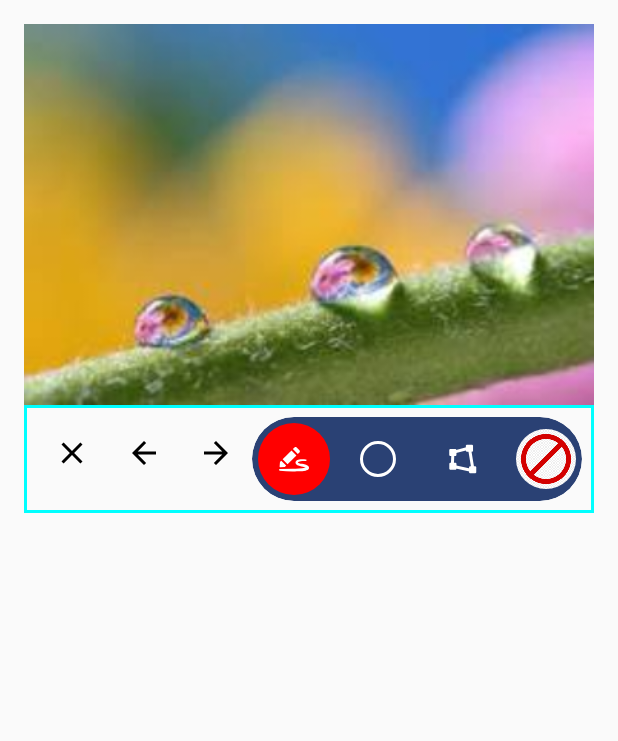
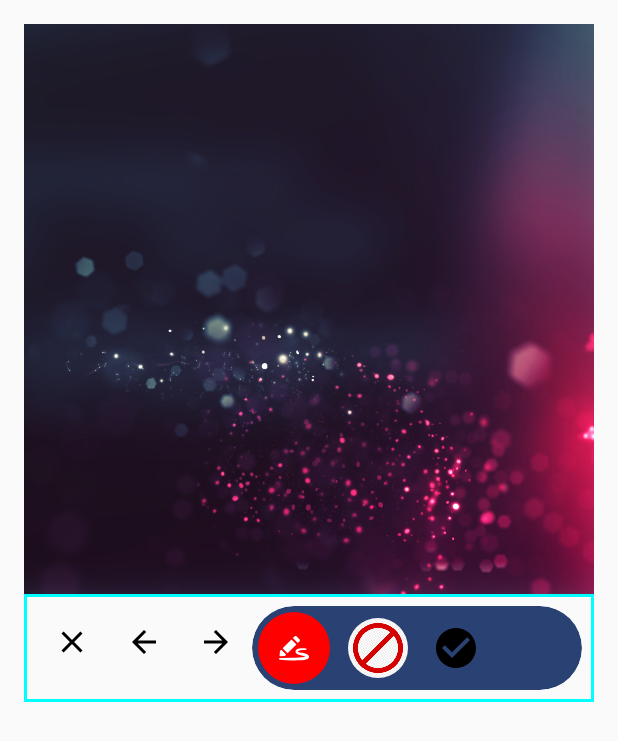
Before and after one commit to DeepanshuPratik/ImageAnnotator, an Android app built with Jetpack Compose: the screen it shows after launch (MainActivity), on a phone screen of 412 x 824 dp. Shown: the top 741 px of the screen. Run offline under Robolectric (Android 15) with nearby library versions, the phone set to English and light mode, and no system bars.

Commit message:
code cleanup

```diff
--- a/app/src/main/java/com/diatech/imageannotator/MainActivity.kt
+++ b/app/src/main/java/com/diatech/imageannotator/MainActivity.kt
@@ -26,17 +26,17 @@ class MainActivity : ComponentActivity() {
         super.onCreate(savedInstanceState)
         setContent {
             ImageAnnotatorTheme {
-                val bitmap : Bitmap = BitmapFactory.decodeResource(resources, R.drawable.images)
+                val bitmap : Bitmap = BitmapFactory.decodeResource(resources, R.drawable.dark_sample)
                 var resultBitmap by remember{
                     mutableStateOf<Bitmap?>(null)
-                }//: Bitmap? = Bitmap.createBitmap(bitmap.width,bitmap.height, Bitmap.Config.ARGB_8888)
+                }
                 Column (
                     modifier = Modifier.fillMaxWidth().padding(16.dp)
                 ){
                     ImageAnnotation(
                         image = bitmap,
-                        wantCircle = true,
-                        wantPolygon = true,
+                        wantCircle = false,
+                        wantPolygon = false,
                         wantDisabledDrawing = true,
                         wantFreeHand = true,
                         polygonResourceId = R.drawable.ic_polygon,
@@ -51,7 +51,6 @@ class MainActivity : ComponentActivity() {
                         ShowBitmap(
                             bitmap = it,
                             modifier = Modifier
-                                //.fillMaxWidth()
                                 .border(2.dp , Color.Red)
                                 .aspectRatio(bitmap.width.toFloat()/bitmap.height.toFloat())
                         )
--- a/imageannotator/src/main/java/com/diatech/imageannotator/ui/components/ImageCanvas.kt
+++ b/imageannotator/src/main/java/com/diatech/imageannotator/ui/components/ImageCanvas.kt
@@ -21,6 +21,7 @@ import androidx.compose.material3.Icon
 import androidx.compose.material3.IconButton
 import androidx.compose.runtime.Composable
 import androidx.compose.runtime.getValue
+import androidx.compose.runtime.mutableFloatStateOf
 import androidx.compose.runtime.mutableStateOf
 import androidx.compose.runtime.remember
 import androidx.compose.runtime.setValue
@@ -48,14 +49,14 @@ fun ImageAnnotation(
     onDone : (Bitmap) -> Unit
 ) {
     val drawing = rememberDrawing()
-    val boxHeightPx by remember { mutableStateOf(0f) }
-    val offset by remember { mutableStateOf(boxHeightPx) }
-    val offsetAnim = animateFloatAsState(targetValue = offset)
-    var scale by remember { mutableStateOf(1f) }
+    val boxHeightPx by remember { mutableFloatStateOf(0f) }
+    val offset by remember { mutableFloatStateOf(boxHeightPx) }
+    val offsetAnim = animateFloatAsState(targetValue = offset, label = "")
+    var scale by remember { mutableFloatStateOf(1f) }
     var zoomOffset by remember { mutableStateOf(Offset.Zero) }
     var bmp by remember { mutableStateOf<Bitmap?>(null) }
-    var height = 0f
-    var width = 0f
+    var viewHeight = 0f
+    var viewWidth = 0f
 
     Column(
         modifier = Modifier.fillMaxWidth()
@@ -66,7 +67,7 @@ fun ImageAnnotation(
                 .aspectRatio(image.width.toFloat() / image.height.toFloat())
                 .graphicsLayer { clip = true }
         ) {
-            val state = rememberTransformableState { zoomChange, panChange, rotationChange ->
+            val state = rememberTransformableState { zoomChange, panChange, _ ->
                 scale = (scale * zoomChange).coerceIn(1f, 5f)
 
                 val extraWidth = (scale - 1) * constraints.maxWidth
@@ -84,8 +85,8 @@ fun ImageAnnotation(
                 bitmap = image,
                 modifier = Modifier
                     .onGloballyPositioned {
-                        height = it.size.height.toFloat()
-                        width = it.size.width.toFloat()
+                        viewHeight = it.size.height.toFloat()
+                        viewWidth = it.size.width.toFloat()
                     }
                     .fillMaxWidth()
                     .graphicsLayer {
@@ -151,7 +152,7 @@ fun ImageAnnotation(
             disabledDrawingResourceId = disabledDrawingResourceId,
             polygonSides = polygonSides,
             onSubmit = {
-                bmp = getDrawingBitmap(image.width, image.height, drawing.strokes, height, width)
+                bmp = getDrawingBitmap(image.width, image.height, drawing.strokes, viewHeight, viewWidth)
                 bmp?.let { onDone(it) }
             }
         )
```
